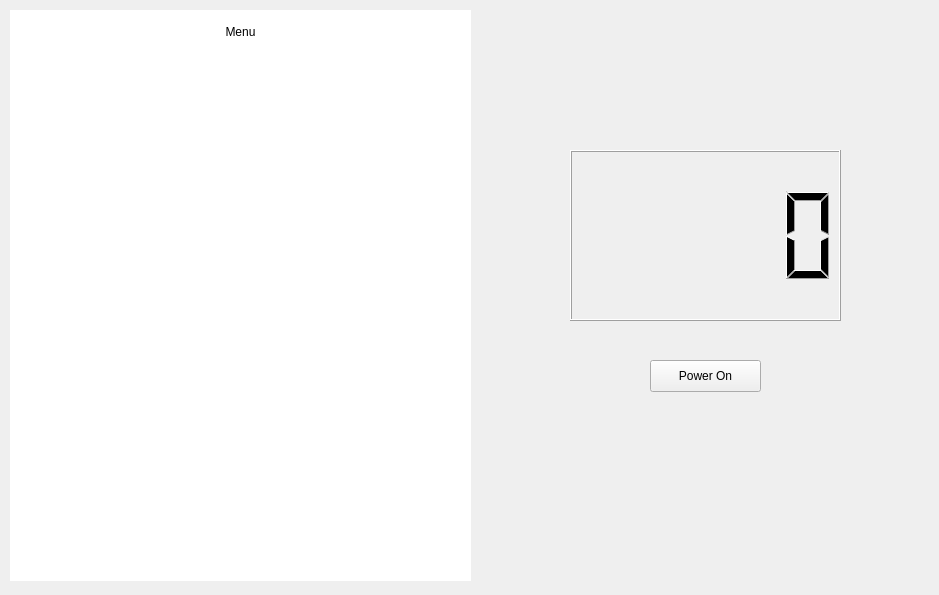
Harry-Dinh/COMP-3004-F24-Final, file Team32-3004-Project/mainwindow.ui: the form before one commit.
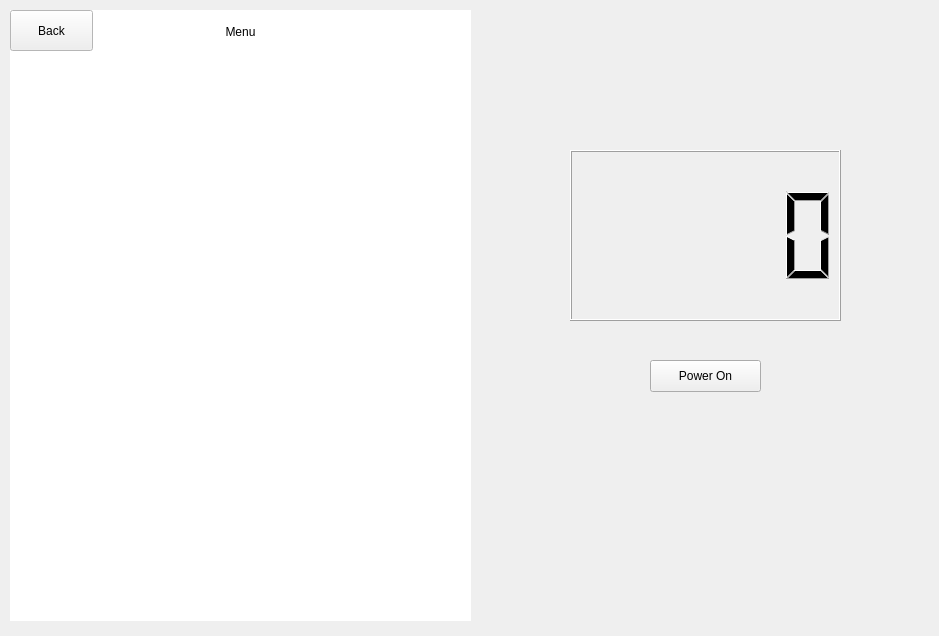
The form after the commit.

Commit message: Create Menus for profile login and profile creation + Made addMenu(), addProfile(), deleteProfile() not slots + MainWindow stores a pointer to the current menu to display + Add slots for pressing create,remove and login

Patch:
```diff
--- a/Team32-3004-Project/mainwindow.ui
+++ b/Team32-3004-Project/mainwindow.ui
@@ -7,7 +7,7 @@
     <x>0</x>
     <y>0</y>
     <width>939</width>
-    <height>595</height>
+    <height>636</height>
    </rect>
   </property>
   <property name="windowTitle">
@@ -43,7 +43,7 @@
       <x>10</x>
       <y>10</y>
       <width>461</width>
-      <height>571</height>
+      <height>611</height>
      </rect>
     </property>
     <property name="palette">
@@ -135,10 +135,23 @@
        <x>0</x>
        <y>40</y>
        <width>461</width>
-       <height>531</height>
+       <height>571</height>
       </rect>
      </property>
     </widget>
+    <widget class="QPushButton" name="backButton">
+     <property name="geometry">
+      <rect>
+       <x>0</x>
+       <y>0</y>
+       <width>83</width>
+       <height>41</height>
+      </rect>
+     </property>
+     <property name="text">
+      <string>Back</string>
+     </property>
+    </widget>
    </widget>
   </widget>
  </widget>
```
The commit also changes 2 other files.
